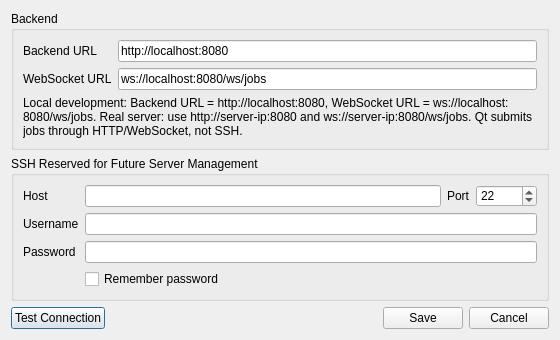
Before: the Qt Designer form qt-cac-app/ServerSettingsDialog.ui in NickZhu0110/java_backend, drawn with Qt 5.
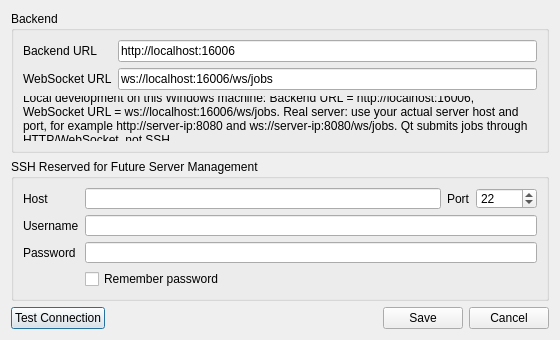
After: the same form once the commit is applied.

Commit message: chore: create winpack baseline from current local state

```diff
--- a/qt-cac-app/ServerSettingsDialog.ui
+++ b/qt-cac-app/ServerSettingsDialog.ui
@@ -30,7 +30,7 @@
       <item row="0" column="1">
        <widget class="QLineEdit" name="backendUrlLineEdit">
         <property name="text">
-         <string>http://localhost:8080</string>
+         <string>http://localhost:16006</string>
         </property>
        </widget>
       </item>
@@ -44,14 +44,14 @@
       <item row="1" column="1">
        <widget class="QLineEdit" name="webSocketUrlLineEdit">
         <property name="text">
-         <string>ws://localhost:8080/ws/jobs</string>
+         <string>ws://localhost:16006/ws/jobs</string>
         </property>
        </widget>
       </item>
       <item row="2" column="0" colspan="2">
        <widget class="QLabel" name="serverModeHintLabel">
         <property name="text">
-         <string>Local development: Backend URL = http://localhost:8080, WebSocket URL = ws://localhost:8080/ws/jobs. Real server: use http://server-ip:8080 and ws://server-ip:8080/ws/jobs. Qt submits jobs through HTTP/WebSocket, not SSH.</string>
+         <string>Local development on this Windows machine: Backend URL = http://localhost:16006, WebSocket URL = ws://localhost:16006/ws/jobs. Real server: use your actual server host and port, for example http://server-ip:8080 and ws://server-ip:8080/ws/jobs. Qt submits jobs through HTTP/WebSocket, not SSH.</string>
         </property>
         <property name="wordWrap">
          <bool>true</bool>
```
Lines whose indentation alone changed are shown as unchanged. The commit also changes 24 other files.
